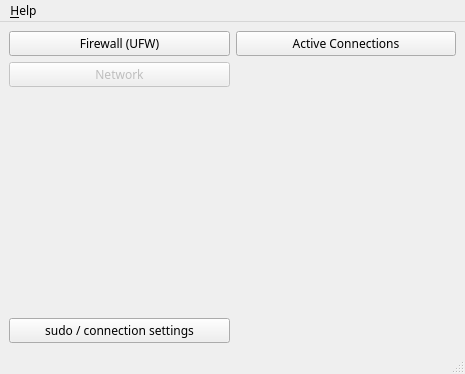
bcavlin/onering, file oneringui.ui: the form before one commit.
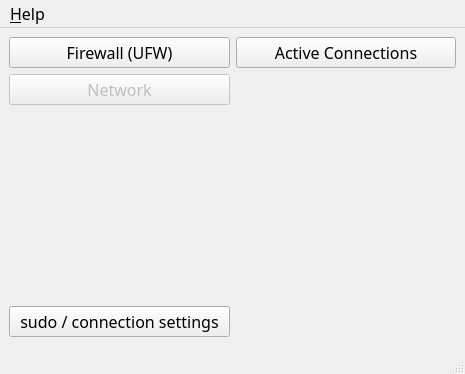
The form after the commit. Icons and pictures are not drawn.

Commit message: updated connection to have separate window update how process is polled

Patch:
```diff
--- a/oneringui.ui
+++ b/oneringui.ui
@@ -28,6 +28,8 @@
   <property name="font">
    <font>
     <family>Ubuntu Mono</family>
+    <pointsize>12</pointsize>
+    <italic>false</italic>
    </font>
   </property>
   <property name="windowTitle">
@@ -40,10 +42,34 @@
   <widget class="QWidget" name="centralwidget">
    <layout class="QGridLayout" name="gridLayout">
     <item row="0" column="0">
-     <layout class="QGridLayout" name="gridLayout_2" columnminimumwidth="0,0">
+     <layout class="QGridLayout" name="gridLayout_2">
       <property name="sizeConstraint">
        <enum>QLayout::SetMinimumSize</enum>
       </property>
+      <item row="0" column="1">
+       <widget class="QPushButton" name="pushButton_connections">
+        <property name="text">
+         <string>Active Connections</string>
+        </property>
+       </widget>
+      </item>
+      <item row="0" column="0">
+       <widget class="QPushButton" name="pushButton_Firewall">
+        <property name="text">
+         <string>Firewall (UFW)</string>
+        </property>
+       </widget>
+      </item>
+      <item row="1" column="0">
+       <widget class="QPushButton" name="pushButton_Netstat">
+        <property name="enabled">
+         <bool>false</bool>
+        </property>
+        <property name="text">
+         <string>Network</string>
+        </property>
+       </widget>
+      </item>
       <item row="2" column="0">
        <spacer name="verticalSpacer">
         <property name="orientation">
@@ -57,23 +83,6 @@
         </property>
        </spacer>
       </item>
-      <item row="1" column="0">
-       <widget class="QPushButton" name="pushButton_Netstat">
-        <property name="enabled">
-         <bool>false</bool>
-        </property>
-        <property name="text">
-         <string>Network</string>
-        </property>
-       </widget>
-      </item>
-      <item row="0" column="0">
-       <widget class="QPushButton" name="pushButton_Firewall">
-        <property name="text">
-         <string>Firewall (UFW)</string>
-        </property>
-       </widget>
-      </item>
       <item row="3" column="0">
        <widget class="QPushButton" name="pushButton_sudo">
         <property name="minimumSize">
@@ -93,13 +102,6 @@
         </property>
        </widget>
       </item>
-      <item row="0" column="1">
-       <widget class="QPushButton" name="pushButton_connections">
-        <property name="text">
-         <string>Active Connections</string>
-        </property>
-       </widget>
-      </item>
      </layout>
     </item>
    </layout>
@@ -111,7 +113,7 @@
      <x>0</x>
      <y>0</y>
      <width>465</width>
-     <height>23</height>
+     <height>24</height>
     </rect>
    </property>
    <widget class="QMenu" name="menuHelp">
```
Left out of the diff: 5 changed lines with no effect on the pictures. The commit also changes 11 other files.
